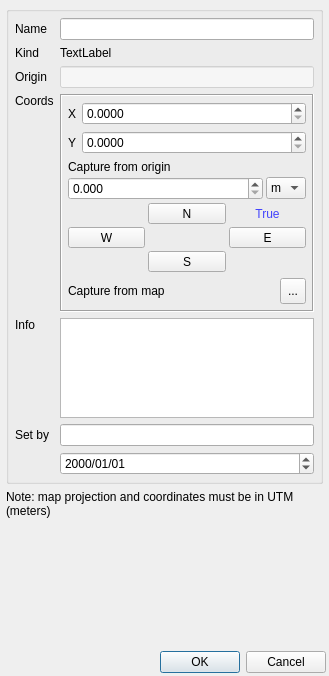
First picture: the form in fdt_pindlg.ui, repository ArthurLion97/fossildigtools, before the edit.
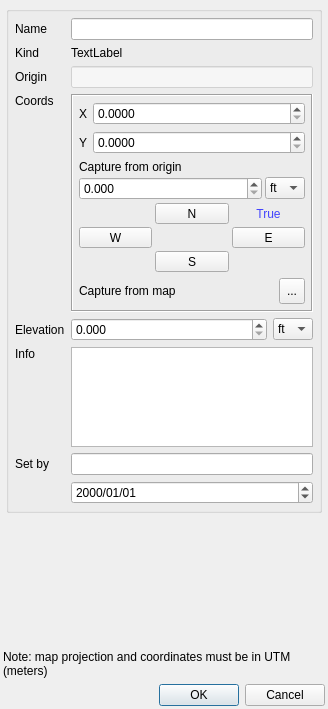
Second picture: the form after the edit. Icons and pictures are not drawn.

Commit message: Add elevation and unit to pin features

The edit to the form file:
```diff
--- a/fdt_pindlg.ui
+++ b/fdt_pindlg.ui
@@ -6,8 +6,8 @@
    <rect>
     <x>0</x>
     <y>0</y>
-    <width>329</width>
-    <height>676</height>
+    <width>328</width>
+    <height>709</height>
    </rect>
   </property>
   <property name="minimumSize">
@@ -36,8 +36,8 @@
        <rect>
         <x>0</x>
         <y>0</y>
-        <width>317</width>
-        <height>625</height>
+        <width>316</width>
+        <height>616</height>
        </rect>
       </property>
       <layout class="QVBoxLayout" name="verticalLayout_3">
@@ -140,6 +140,47 @@
             </property>
            </widget>
           </item>
+          <item row="6" column="1">
+           <layout class="QHBoxLayout" name="horizontalLayout_7">
+            <item>
+             <widget class="QDoubleSpinBox" name="pinElevDblSpnBx">
+              <property name="decimals">
+               <number>3</number>
+              </property>
+              <property name="maximum">
+               <double>30000.000000000000000</double>
+              </property>
+             </widget>
+            </item>
+            <item>
+             <widget class="QComboBox" name="pinElevUnitsCmbBx">
+              <property name="sizePolicy">
+               <sizepolicy hsizetype="Maximum" vsizetype="Fixed">
+                <horstretch>0</horstretch>
+                <verstretch>0</verstretch>
+               </sizepolicy>
+              </property>
+              <item>
+               <property name="text">
+                <string>ft</string>
+               </property>
+              </item>
+              <item>
+               <property name="text">
+                <string>m</string>
+               </property>
+              </item>
+             </widget>
+            </item>
+           </layout>
+          </item>
+          <item row="6" column="0">
+           <widget class="QLabel" name="label_12">
+            <property name="text">
+             <string>Elevation</string>
+            </property>
+           </widget>
+          </item>
           <item row="4" column="1" rowspan="2">
            <widget class="QFrame" name="frame">
             <property name="frameShape">
@@ -235,16 +276,16 @@
                       <verstretch>0</verstretch>
                      </sizepolicy>
                     </property>
-                    <item>
-                     <property name="text">
-                      <string>m</string>
-                     </property>
-                    </item>
                     <item>
                      <property name="text">
                       <string>ft</string>
                      </property>
                     </item>
+                    <item>
+                     <property name="text">
+                      <string>m</string>
+                     </property>
+                    </item>
                    </widget>
                   </item>
                  </layout>
@@ -438,25 +479,6 @@
          </layout>
         </widget>
        </item>
-       <item>
-        <widget class="QLabel" name="label_2">
-         <property name="sizePolicy">
-          <sizepolicy hsizetype="Preferred" vsizetype="Maximum">
-           <horstretch>0</horstretch>
-           <verstretch>0</verstretch>
-          </sizepolicy>
-         </property>
-         <property name="styleSheet">
-          <string notr="true">QLabel {font-size: 0.75em;}</string>
-         </property>
-         <property name="text">
-          <string>Note: map projection and coordinates must be in UTM (meters)</string>
-         </property>
-         <property name="wordWrap">
-          <bool>true</bool>
-         </property>
-        </widget>
-       </item>
        <item>
         <spacer name="verticalSpacer">
          <property name="orientation">
@@ -474,6 +496,25 @@
      </widget>
     </widget>
    </item>
+   <item>
+    <widget class="QLabel" name="label_2">
+     <property name="sizePolicy">
+      <sizepolicy hsizetype="Preferred" vsizetype="Maximum">
+       <horstretch>0</horstretch>
+       <verstretch>0</verstretch>
+      </sizepolicy>
+     </property>
+     <property name="styleSheet">
+      <string notr="true">QLabel {font-size: 0.75em;}</string>
+     </property>
+     <property name="text">
+      <string>Note: map projection and coordinates must be in UTM (meters)</string>
+     </property>
+     <property name="wordWrap">
+      <bool>true</bool>
+     </property>
+    </widget>
+   </item>
    <item>
     <widget class="QDialogButtonBox" name="buttonBox">
      <property name="orientation">
```
The commit also changes 3 other files.
